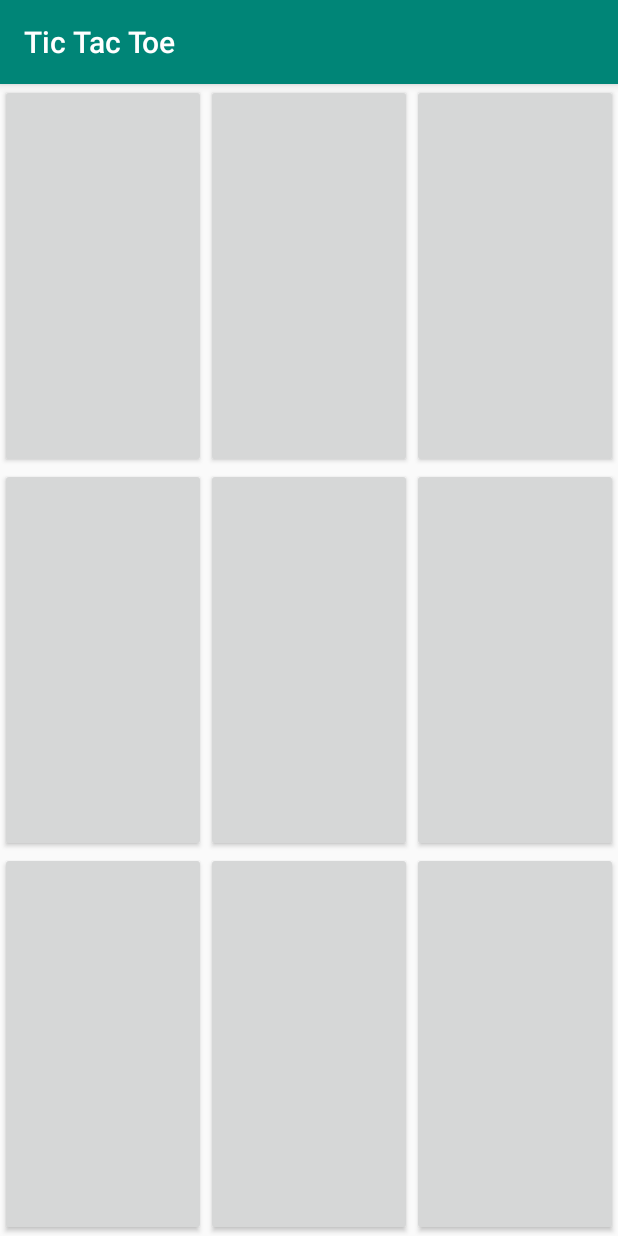
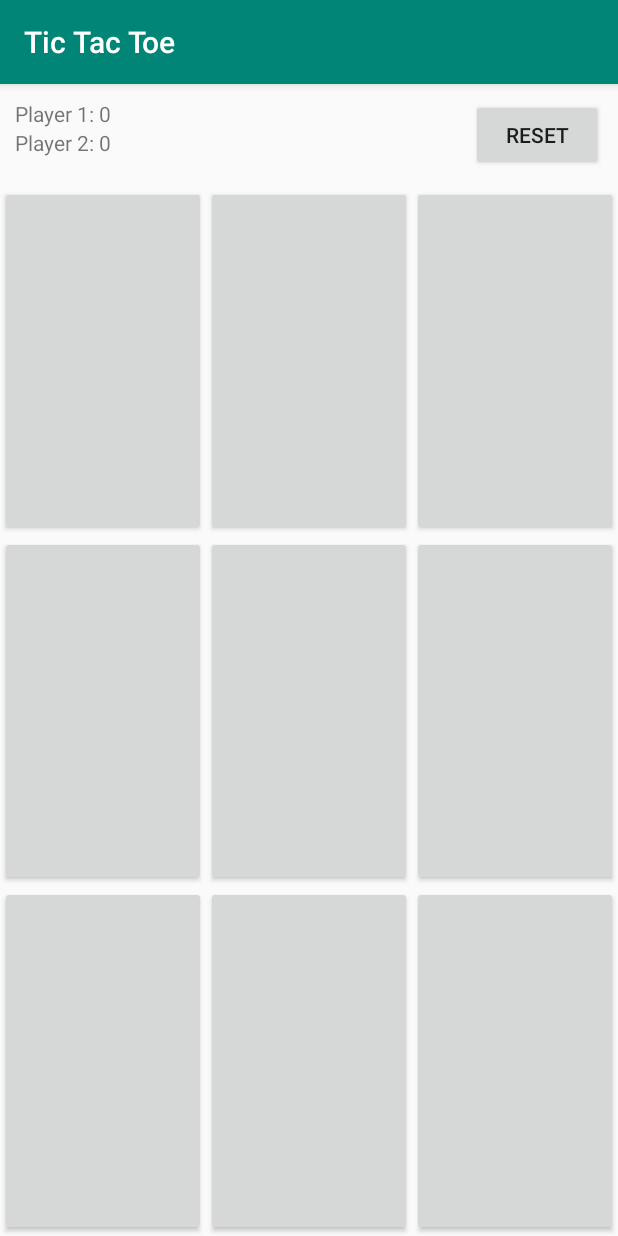
Before and after one commit to abdulkarim8293/Tic-Tac-Toe, an Android app: the screen it shows after launch (MainActivity), on a phone screen of 412 x 824 dp. Run offline under Robolectric (Android 15) with nearby library versions, the phone set to English and light mode, and no system bars.

Commit message:
test result

```diff
--- a/app/src/main/res/layout/activity_main.xml
+++ b/app/src/main/res/layout/activity_main.xml
@@ -6,7 +6,29 @@
     android:orientation="vertical"
     tools:context=".MainActivity">
 
+    <RelativeLayout
+        android:padding="10dp"
+        android:layout_width="match_parent"
+        android:layout_height="wrap_content">
+        <TextView
+            android:id="@+id/playerOneTextView"
+            android:layout_width="wrap_content"
+            android:layout_height="wrap_content"
+            android:text="Player 1: 0"/>
+        <TextView
+            android:id="@+id/playerTwoTextView"
+            android:layout_width="wrap_content"
+            android:layout_height="wrap_content"
+            android:layout_below="@+id/playerOneTextView"
+            android:text="Player 2: 0"/>
 
+        <Button
+            android:layout_alignParentRight="true"
+            android:id="@+id/resetButton"
+            android:layout_width="wrap_content"
+            android:layout_height="wrap_content"
+            android:text="Reset"/>
+    </RelativeLayout>
 
     <LinearLayout
         android:layout_width="match_parent"
```
